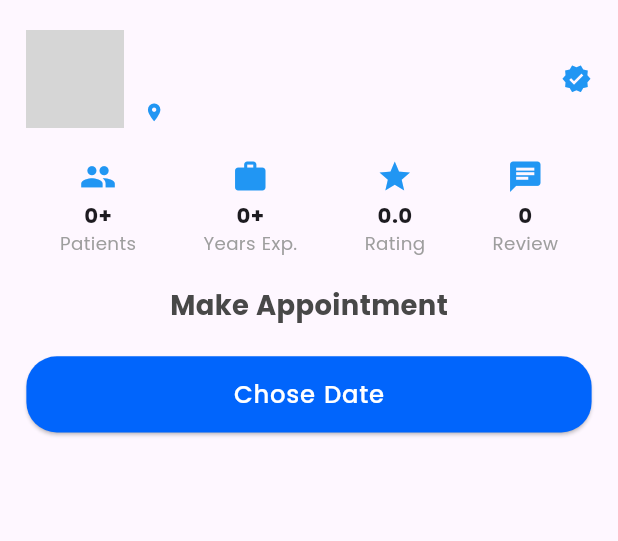
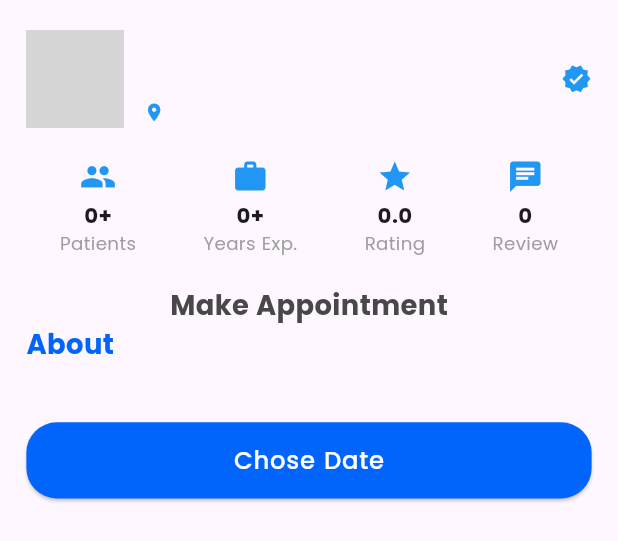
Before and after one commit to haniking741/DDD, a Flutter app: the BookingAppointmentSheet widget shown alone on an empty page, opened directly with empty values, on a phone screen of 412 x 824 dp. Shown: the top 541 px of the screen. Run offline on Flutter 3.47's test engine with Material 3 defaults, Android fonts, the phone set to English and light mode, and no system bars; our stand-ins replace dots_indicator, flutter_screenutil, pinput, shared_preferences, smooth_page_indicator; missing offline and left inert: android_intent_plus, board_datetime_picker; accounts and stored records are empty; grey boxes are pictures that could not be loaded.

```diff
--- a/assets/lang/ar.json
+++ b/assets/lang/ar.json
@@ -11,6 +11,7 @@
     "modal_title": "تطبيقك المثالي لحجز مواعيد الطبيب",
   "modal_subtitle": "احجز المواعيد بسهولة وادِر رحلتك الصحية",
   "skip": "تخطي",
+  "About": "حول الطبيب",
   "get_started": "لنبدأ",
   "already": "هل لديك حساب بالفعل؟",
     "welcome_title":"انشاء حساب",
@@ -127,6 +128,7 @@
 "logout_confirmation": "تأكيد تسجيل الخروج",
 "are_you_sure_logout": "هل أنت متأكد أنك تريد تسجيل الخروج؟",
 "cancel": "إلغاء",
-"confirm": "تأكيد"
-
+"confirm": "تأكيد الموعد",
+"success": "تم بنجاح",
+"your_appointment_is_confirmed": "تم تأكيد موعدك"
   }
--- a/assets/lang/en.json
+++ b/assets/lang/en.json
@@ -10,6 +10,7 @@
   "skip": "Skip",
   "get_started":"Let's Get Started",
   "already":"Don't have an account?",
+  "About":"About",
   "welcome_title": "Create Account",
   "welcome_subtitle": "Fill your informations bellow or register with social account",
   "welcome_title2": "Sign In",
@@ -123,5 +124,7 @@
   "logout_confirmation": "Logout confirmation",
   "are_you_sure_logout": "Are you sure you want to log out?",
   "cancel": "Cancel",
-  "confirm": "Confirm"
+  "confirm": "Confirm Appointement",
+  "success": "Success",
+"your_appointment_is_confirmed": "Your appointment is confirmed"
 }
--- a/lib/const/button.dart
+++ b/lib/const/button.dart
@@ -5,11 +5,13 @@ import '../const/colors.dart'; // Update path if needed
 class PrimaryButton extends StatelessWidget {
   final String text;
   final VoidCallback onPressed;
+  final bool isLoading; // NEW
 
   const PrimaryButton({
     super.key,
     required this.text,
     required this.onPressed,
+    this.isLoading = false, // default false
   });
 
   @override
@@ -24,15 +26,29 @@ class PrimaryButton extends StatelessWidget {
             borderRadius: BorderRadius.circular(20.r),
           ),
         ),
-        onPressed: onPressed,
-        child: Text(
-          text,
-          style: Theme.of(context).textTheme.bodyLarge!.copyWith(color: TColors.primarycolor3,fontWeight: FontWeight.w500,fontSize: 16.sp)
-        ),
+        onPressed: isLoading ? null : onPressed, // disable when loading
+        child: isLoading
+            ? SizedBox(
+                height: 24.h,
+                width: 24.w,
+                child: CircularProgressIndicator(
+                  color: TColors.primarycolor3,
+                  strokeWidth: 2.5,
+                ),
+              )
+            : Text(
+                text,
+                style: Theme.of(context).textTheme.bodyLarge!.copyWith(
+                      color: TColors.primarycolor3,
+                      fontWeight: FontWeight.w500,
+                      fontSize: 16.sp,
+                    ),
+              ),
       ),
     );
   }
 }
+
 class PrimaryTextButton extends StatelessWidget {
   final String text;
   final VoidCallback onPressed;
--- a/lib/providers/theme_provider.dart
+++ b/lib/providers/theme_provider.dart
@@ -7,8 +7,7 @@ class ThemeProvider with ChangeNotifier {
   bool _darkTheme = false;
 
   bool get getIsDarkTheme => _darkTheme;
-ThemeProvider(){
-}
+ThemeProvider();
   setDarkTheme(bool value, {required bool themeValue}) async {
     SharedPreferences prefs = await SharedPreferences.getInstance();
     prefs.setBool(THEME_STATUS, value);
--- a/lib/screens/authentication/signup/signupscreen.dart
+++ b/lib/screens/authentication/signup/signupscreen.dart
@@ -171,8 +171,8 @@ class _SignupScreenState extends State<SignupScreen> {
                 unselectedWidgetColor: TColors.primarycolor,
                 checkboxTheme: CheckboxThemeData(
                   fillColor:
-                      MaterialStateProperty.resolveWith<Color>((states) {
-                    if (states.contains(MaterialState.selected)) {
+                      WidgetStateProperty.resolveWith<Color>((states) {
+                    if (states.contains(WidgetState.selected)) {
                       return TColors.primarycolor;
                     }
                     return Colors.transparent;
--- a/lib/screens/home/home/commun/listview.dart
+++ b/lib/screens/home/home/commun/listview.dart
@@ -3,11 +3,11 @@ import 'package:flutter_screenutil/flutter_screenutil.dart';
 
 class ListViewImages extends StatelessWidget {
   const ListViewImages({
-    Key? key,
+    super.key,
     required this.titleList,
     required this.imageList,
     required this.onItemTap,
-  }) : super(key: key);
+  });
 
   final List<String> titleList;
   final List<String> imageList;
--- a/lib/screens/home/home/commun/productcard.dart
+++ b/lib/screens/home/home/commun/productcard.dart
@@ -13,7 +13,7 @@ class Productcard extends StatelessWidget {
 
   @override
   Widget build(BuildContext context) {
-    return new Container(
+    return Container(
       width: double.infinity,
       height: 320.0,
       decoration: BoxDecoration(
--- a/lib/screens/home/home/doctors/book_appointement.dart
+++ b/lib/screens/home/home/doctors/book_appointement.dart
@@ -5,8 +5,10 @@ import 'package:dawini/services/translation.dart';
 import 'package:flutter/material.dart';
 import 'package:flutter_screenutil/flutter_screenutil.dart';
 import 'package:provider/provider.dart';
+
 void showBookingAppointmentSheet(
   BuildContext context, {
+  required String description,
   required String doctorName,
   required String doctorImagePath,
   required String specialization,
@@ -26,7 +28,8 @@ void showBookingAppointmentSheet(
       borderRadius: BorderRadius.vertical(top: Radius.circular(20)),
     ),
     backgroundColor: Colors.white,
-    builder: (_) => BookingAppointmentSheet(
+    builder:
+        (_) => BookingAppointmentSheet(
           doctorName: doctorName,
           doctorImagePath: doctorImagePath,
           specialization: specialization,
@@ -38,6 +41,7 @@ void showBookingAppointmentSheet(
           workingDays: workingDays,
           workingHours: workingHours,
           offDates: offDates,
+          description: description,
         ),
   );
 }
@@ -47,6 +51,7 @@ class BookingAppointmentSheet extends StatefulWidget {
   final String doctorImagePath;
   final String specialization;
   final String location;
+  final String description;
   final int patients;
   final int experience;
   final double rating;
@@ -57,6 +62,7 @@ class BookingAppointmentSheet extends StatefulWidget {
 
   const BookingAppointmentSheet({
     super.key,
+    required this.description,
     required this.doctorName,
     required this.doctorImagePath,
     required this.specialization,
@@ -71,7 +77,8 @@ class BookingAppointmentSheet extends StatefulWidget {
   });
 
   @override
-  _BookingAppointmentSheetState createState() => _BookingAppointmentSheetState();
+  _BookingAppointmentSheetState createState() =>
+      _BookingAppointmentSheetState();
 }
 
 class _BookingAppointmentSheetState extends State<BookingAppointmentSheet> {
@@ -84,7 +91,6 @@ class _BookingAppointmentSheetState extends State<BookingAppointmentSheet> {
   late final List<DateTime> _disabledDates;
   bool _showTimeSlotError = false;
 
-
   @override
   void initState() {
     super.initState();
@@ -93,10 +99,16 @@ class _BookingAppointmentSheetState extends State<BookingAppointmentSheet> {
     doctorWorkingWeekdays = widget.workingDays;
 
     _disabledDates = widget.offDates.map((e) => DateTime.parse(e)).toList();
-    _availableDates = generateAvailableDates(doctorWorkingWeekdays, _disabledDates);
+    _availableDates = generateAvailableDates(
+      doctorWorkingWeekdays,
+      _disabledDates,
+    );
   }
 
-  List<DateTime> generateAvailableDates(List<int> weekdays, List<DateTime> disabledDates) {
+  List<DateTime> generateAvailableDates(
+    List<int> weekdays,
+    List<DateTime> disabledDates,
+  ) {
     final today = DateTime.now();
     final end = DateTime(today.year, today.month + 2, 0);
 
@@ -144,20 +156,36 @@ class _BookingAppointmentSheetState extends State<BookingAppointmentSheet> {
                 child: Column(
                   crossAxisAlignment: CrossAxisAlignment.start,
                   children: [
-                    Text(widget.doctorName,
-                        style: TextStyle(fontSize: 16.sp, fontWeight: FontWeight.bold)),
-                    Text(widget.specialization,
-                        style: TextStyle(fontSize: 14.sp, color: Colors.grey)),
+                    Text(
+                      widget.doctorName,
+                      style: TextStyle(
+                        fontSize: 16.sp,
+                        fontWeight: FontWeight.bold,
+                      ),
+                    ),
+                    Text(
+                      widget.specialization,
+                      style: TextStyle(fontSize: 14.sp, color: Colors.grey),
+                    ),
                     Row(
                       children: [
-                        Icon(Icons.location_on, size: 14.sp, color: Colors.blue),
+                        Icon(
+                          Icons.location_on,
+                          size: 14.sp,
+                          color: Colors.blue,
+                        ),
                         SizedBox(width: 4.w),
                         Expanded(
-                          child: Text(widget.location,
-                              style: TextStyle(fontSize: 12.sp, color: Colors.grey)),
+                          child: Text(
+                            widget.location,
+                            style: TextStyle(
+                              fontSize: 12.sp,
+                              color: Colors.grey,
+                            ),
+                          ),
                         ),
                       ],
-                    )
+                    ),
                   ],
                 ),
               ),
@@ -178,15 +206,47 @@ class _BookingAppointmentSheetState extends State<BookingAppointmentSheet> {
           SizedBox(height: 20.h),
 
           Center(
-            child: Text(
+            child: Column(
+              children: [
+                Text(
                   locale.translate("make_appointement"),
-              style: TextStyle(fontSize: 18.sp, fontWeight: FontWeight.bold, color: TColors.labeltext),
+                  style: TextStyle(
+                    fontSize: 18.sp,
+                    fontWeight: FontWeight.bold,
+                    color: TColors.labeltext,
+                  ),
+                ),
+                Align(
+                  alignment: Alignment.centerLeft,
+                  child: Column(
+                    children: [
+                      Text(
+                        locale.translate("About"),
+                        style: TextStyle(
+                          fontSize: 18.sp,
+                          fontWeight: FontWeight.bold,
+                          color: TColors.primarycolor,
+                        ),
+                      ),
+                      Text(
+                        widget.description,
+                        style: TextStyle(
+                          fontSize: 12.sp,
+                          fontWeight: FontWeight.bold,
+                          color: TColors.labeltext,
+                        ),
+                      ),
+                    ],
+                  ),
+                ),
+              ],
             ),
           ),
           SizedBox(height: 20.h),
 
           PrimaryButton(
-            text: _selectedDate == null
+            text:
+                _selectedDate == null
                     ? locale.translate("choose_date")
                     : BoardDateFormat('yyyy/MM/dd').format(_selectedDate!),
             onPressed: () async {
@@ -211,31 +271,46 @@ class _BookingAppointmentSheetState extends State<BookingAppointmentSheet> {
           if (_selectedDate != null) ...[
             SizedBox(height: 20.h),
             Directionality(
-    textDirection: locale.locale.languageCode == 'ar' ? TextDirection.rtl : TextDirection.ltr,
+              textDirection:
+                  locale.locale.languageCode == 'ar'
+                      ? TextDirection.rtl
+                      : TextDirection.ltr,
               child: Column(
                 crossAxisAlignment: CrossAxisAlignment.start,
                 children: [
                   Text(
                     locale.translate("available_times"),
-          style: TextStyle(fontSize: 16.sp, fontWeight: FontWeight.w600),
+                    style: TextStyle(
+                      fontSize: 16.sp,
+                      fontWeight: FontWeight.w600,
+                    ),
                   ),
                   SizedBox(height: 10.h),
                   Wrap(
                     spacing: 10.w,
                     runSpacing: 10.h,
-          children: _timeSlots.map((slot) {
+                    children:
+                        _timeSlots.map((slot) {
                           bool isSelected = slot == _selectedTimeSlot;
                           return ChoiceChip(
                             label: Text(slot),
                             selected: isSelected,
-              onSelected: (_) => setState(() => _selectedTimeSlot = slot),
-              selectedColor: TColors.primarycolor.withOpacity(0.4),
+                            onSelected:
+                                (_) => setState(() => _selectedTimeSlot = slot),
+                            selectedColor: TColors.primarycolor.withOpacity(
+                              0.4,
+                            ),
                             backgroundColor: Colors.grey.shade200,
-              labelStyle: TextStyle(color: isSelected ? TColors.primarycolor : Colors.black),
+                            labelStyle: TextStyle(
+                              color:
+                                  isSelected
+                                      ? TColors.primarycolor
+                                      : Colors.black,
+                            ),
                           );
                         }).toList(),
                   ),
-        SizedBox(height: 10.h,),
+                  SizedBox(height: 10.h),
                   if (_showTimeSlotError)
                     Padding(
                       padding: EdgeInsets.only(top: 8.h),
@@ -244,7 +319,7 @@ class _BookingAppointmentSheetState extends State<BookingAppointmentSheet> {
                         style: TextStyle(color: Colors.red, fontSize: 13.sp),
                       ),
                     ),
-SizedBox(height: 15.h,),
+                  SizedBox(height: 15.h),
                   if (_selectedTimeSlot != null)
                     Padding(
                       padding: EdgeInsets.symmetric(vertical: 12.h),
@@ -265,12 +340,10 @@ SizedBox(height: 15.h,),
                       }
                     },
                   ),
-
                 ],
               ),
             ),
-]
-
+          ],
         ],
       ),
     );
@@ -281,7 +354,10 @@ SizedBox(height: 15.h,),
       children: [
         Icon(icon, size: 24.sp, color: Colors.blue),
         SizedBox(height: 4.h),
-        Text(value, style: TextStyle(fontWeight: FontWeight.bold, fontSize: 14.sp)),
+        Text(
+          value,
+          style: TextStyle(fontWeight: FontWeight.bold, fontSize: 14.sp),
+        ),
         Text(label, style: TextStyle(fontSize: 12.sp, color: Colors.grey)),
       ],
     );
--- a/lib/screens/home/home/homescreen.dart
+++ b/lib/screens/home/home/homescreen.dart
@@ -6,6 +6,8 @@ import 'package:dawini/screens/home/home/widgets/home_widgets.dart';
 import 'package:flutter/material.dart';
 import 'package:flutter_screenutil/flutter_screenutil.dart';
 class HomeScreen extends StatefulWidget {
+  const HomeScreen({super.key});
+
   @override
   _HomeScreenState createState() => _HomeScreenState();
 }
--- a/lib/screens/home/home/widgets/home_widgets.dart
+++ b/lib/screens/home/home/widgets/home_widgets.dart
@@ -6,7 +6,7 @@ import 'package:flutter_screenutil/flutter_screenutil.dart';
 import 'package:provider/provider.dart';
 import 'package:smooth_page_indicator/smooth_page_indicator.dart';
 class HomeWidgets {
-  static Widget buildHeader(TextEditingController searchController, context, FocusNode _searchFocusNode) {
+  static Widget buildHeader(TextEditingController searchController, context, FocusNode searchFocusNode) {
     final localeProvider = Provider.of<LocaleProvider>(context);
     final theme = Theme.of(context);
     return Stack(
@@ -36,7 +36,7 @@ class HomeWidgets {
       ]
     ),
     SizedBox(height: 15.h,),
-    HomeWidgets.buildSearchBar(searchController, _searchFocusNode, context)
+    HomeWidgets.buildSearchBar(searchController, searchFocusNode, context)
   ],
 ),
           ),
```
Also changed, not shown: lib/main.dart (+3 -6 lines), lib/screens/home/home/doctors/appointement_provider.dart/booking_provider.dart (added, +52 -0 lines), lib/screens/home/home/doctors/doctors_provider/doctors_model/doctorf_models.dart (renamed from lib/screens/home/home/doctors/doctors_model/doctorf_models.dart, +31 -4 lines), lib/screens/home/home/doctors/doctors_provider/doctors_provider.dart (+31 -6 lines), lib/screens/home/home/doctors/fetchdoctors.dart (+17 -10 lines), assets/icons/s.gif (added), pubspec.lock. Lines whose indentation alone changed are shown as unchanged.
